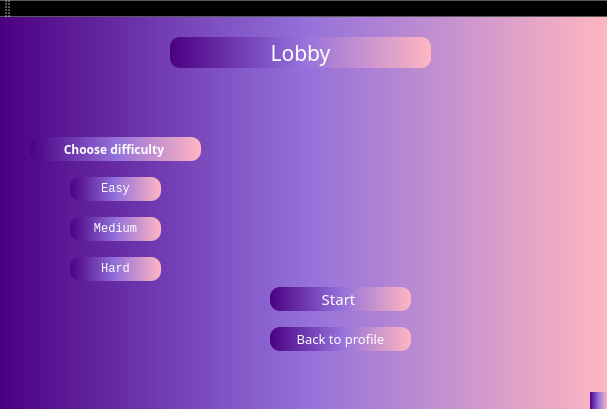
First picture: the form in ProjectC++/GraphicInterface/LobbyInterface.ui, repository andreeamacsim/ProjectModernCpp, before the edit.
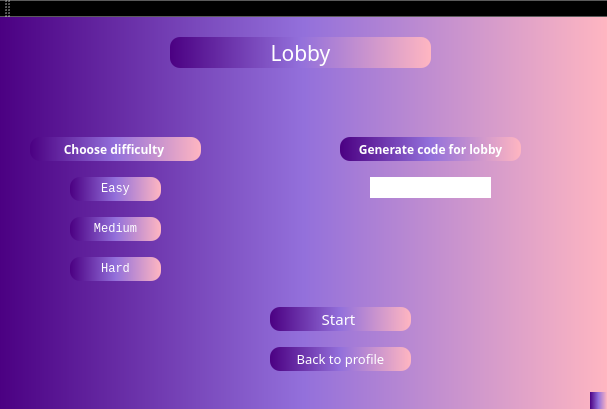
Second picture: the form after the edit.

Commit message: I created the functionality of the Chat class so that when a lobby is found, the drawing interface will be open for the player, but also the one through which he can talk to the rest of the players

The edit to the form file:
```diff
--- a/ProjectC++/GraphicInterface/LobbyInterface.ui
+++ b/ProjectC++/GraphicInterface/LobbyInterface.ui
@@ -141,7 +141,7 @@
     <property name="geometry">
      <rect>
       <x>270</x>
-      <y>270</y>
+      <y>290</y>
       <width>141</width>
       <height>24</height>
      </rect>
@@ -166,7 +166,7 @@
     <property name="geometry">
      <rect>
       <x>270</x>
-      <y>310</y>
+      <y>330</y>
       <width>141</width>
       <height>24</height>
      </rect>
@@ -186,6 +186,46 @@
      <string>Back to profile</string>
     </property>
    </widget>
+   <widget class="QPushButton" name="pushButton_8">
+    <property name="geometry">
+     <rect>
+      <x>340</x>
+      <y>120</y>
+      <width>181</width>
+      <height>24</height>
+     </rect>
+    </property>
+    <property name="font">
+     <font>
+      <family>Lucida Fax</family>
+      <bold>true</bold>
+     </font>
+    </property>
+    <property name="styleSheet">
+     <string notr="true">background-color: qlineargradient(spread:pad, x1:0, y1:0, x2:1, y2:0, stop:0 rgba(75, 0, 130, 255), stop:0.5 rgba(147, 112, 219, 255), stop:1 rgba(255, 182, 193, 255));
+color: white;
+border-radius: 10px;</string>
+    </property>
+    <property name="text">
+     <string>Generate code for lobby</string>
+    </property>
+   </widget>
+   <widget class="QLabel" name="label">
+    <property name="geometry">
+     <rect>
+      <x>370</x>
+      <y>160</y>
+      <width>121</width>
+      <height>21</height>
+     </rect>
+    </property>
+    <property name="styleSheet">
+     <string notr="true">background-color: white</string>
+    </property>
+    <property name="text">
+     <string/>
+    </property>
+   </widget>
   </widget>
   <widget class="QMenuBar" name="menuBar">
    <property name="geometry">
```
The commit also changes 4 other files.
